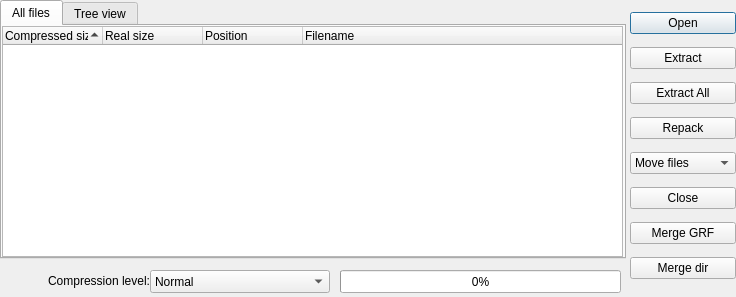
Above: grfbuilder/qt_win.ui from MagicalTux/grf before the change. Below: the same form after it.
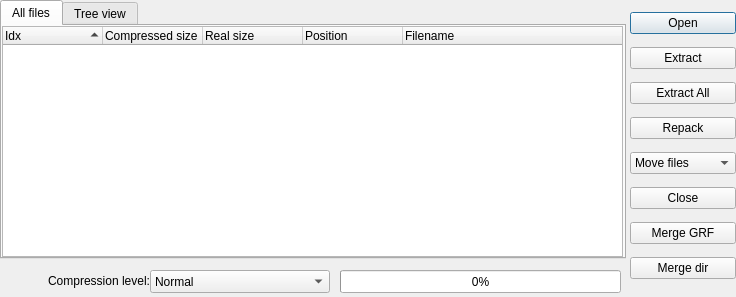
That is the form after the change.

Patch:
```diff
--- a/grfbuilder/qt_win.ui
+++ b/grfbuilder/qt_win.ui
@@ -224,11 +224,16 @@
       <bool>true</bool>
      </property>
      <property name="columnCount" >
-      <number>4</number>
+      <number>5</number>
      </property>
      <property name="sortingEnabled" >
       <bool>true</bool>
      </property>
+     <column>
+      <property name="text" >
+       <string>Idx</string>
+      </property>
+     </column>
      <column>
       <property name="text" >
        <string>Compressed size</string>
```
